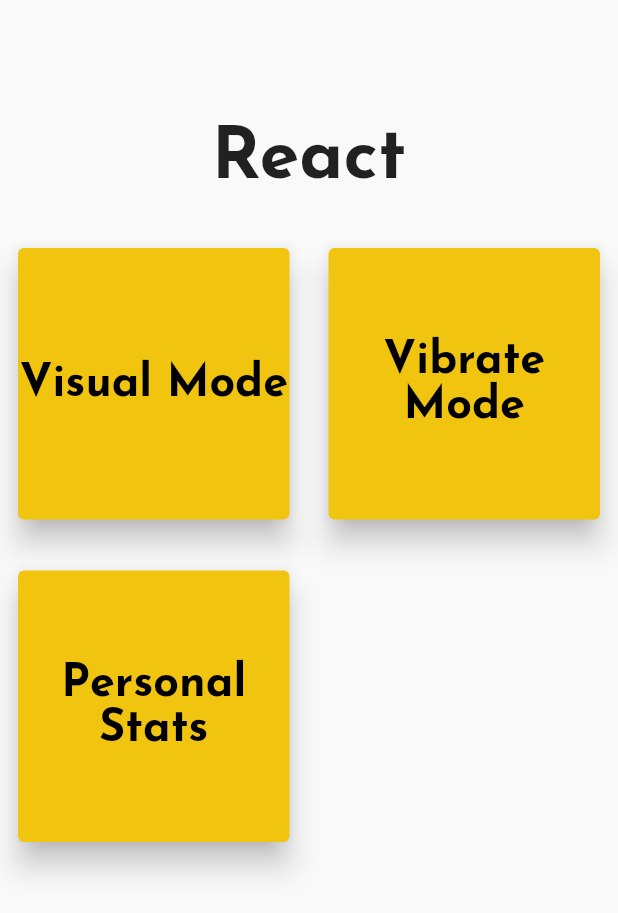
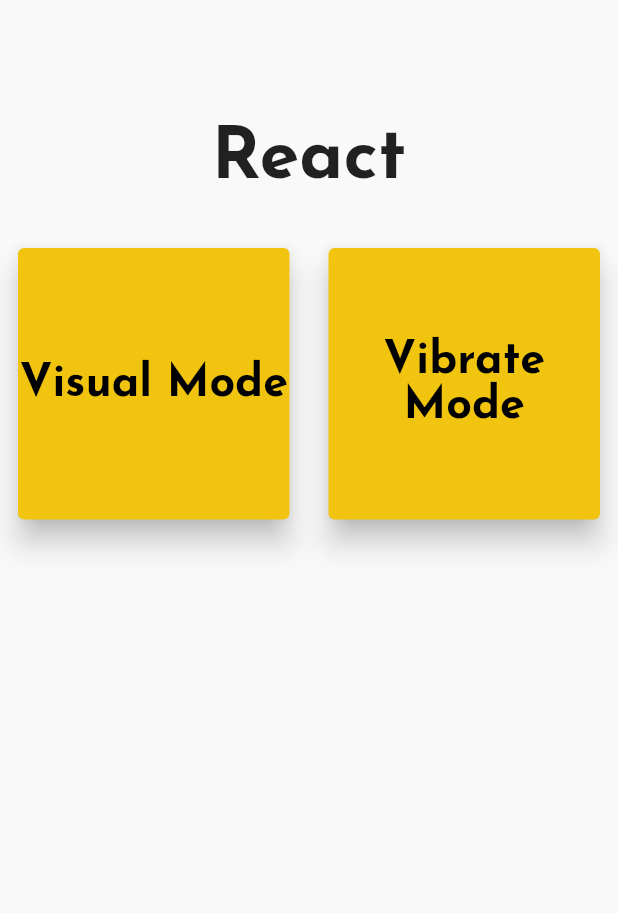
Before and after one commit to dwvicy/cognitionAD, a Flutter app: the MainMenu screen opened by its route, on a phone screen of 412 x 824 dp. Shown: the top 913 px of the screen. Run offline on Flutter 3.47's test engine with Material 2 defaults, Android fonts, the phone set to English and light mode, and no system bars; our stand-ins replace flare_flutter, flip_card, rxdart, shared_preferences, vibration; accounts and stored records are empty; statements that could not run were skipped.

Commit message:
personal stats removed

```diff
--- a/lib/screens/main_menu_react/main_menu.dart
+++ b/lib/screens/main_menu_react/main_menu.dart
@@ -66,32 +66,32 @@
                     ModeCard(Modes.Visual),
                     ModeCard(Modes.Vibrate),
                     // ModeCard(Modes.Sound),
-                    Padding(
-                      padding: const EdgeInsets.all(8.0),
-                      child: GestureDetector(
-                        child: Card(
-                          elevation: 8.0,
-                          color: AppTheme.ello,
-                          child: Container(
-                              decoration: BoxDecoration(
-                                  borderRadius: BorderRadius.all(Radius.circular(40))),
-                              child: Center(
-                                child: Text("Personal Stats",
-                                    textAlign: TextAlign.center,
-                                    style: TextStyle(
-                                        color: Colors.black,
-                                        fontSize: 30,
-                                        fontWeight: FontWeight.bold)),
-                              )),
-                        ),
-                        onTap: () {
-                          Navigator.push(
-                            context,
-                            MaterialPageRoute(builder: (context) => StatsAnimation()),
-                          );
-                        },
-                      ),
-                    )
+                    // Padding(
+                    //   padding: const EdgeInsets.all(8.0),
+                    //   child: GestureDetector(
+                    //     child: Card(
+                    //       elevation: 8.0,
+                    //       color: AppTheme.ello,
+                    //       child: Container(
+                    //           decoration: BoxDecoration(
+                    //               borderRadius: BorderRadius.all(Radius.circular(40))),
+                    //           child: Center(
+                    //             child: Text("Personal Stats",
+                    //                 textAlign: TextAlign.center,
+                    //                 style: TextStyle(
+                    //                     color: Colors.black,
+                    //                     fontSize: 30,
+                    //                     fontWeight: FontWeight.bold)),
+                    //           )),
+                    //     ),
+                    //     onTap: () {
+                    //       Navigator.push(
+                    //         context,
+                    //         MaterialPageRoute(builder: (context) => StatsAnimation()),
+                    //       );
+                    //     },
+                    //   ),
+                    // )
                   ]),
             ),
           ],
```
